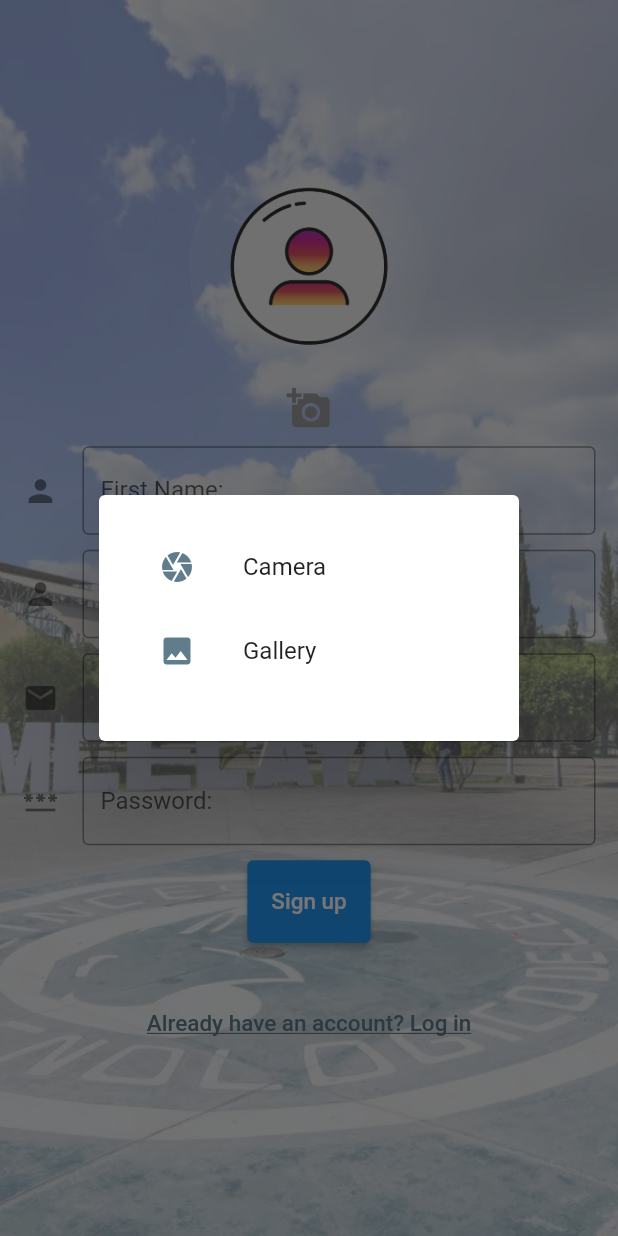
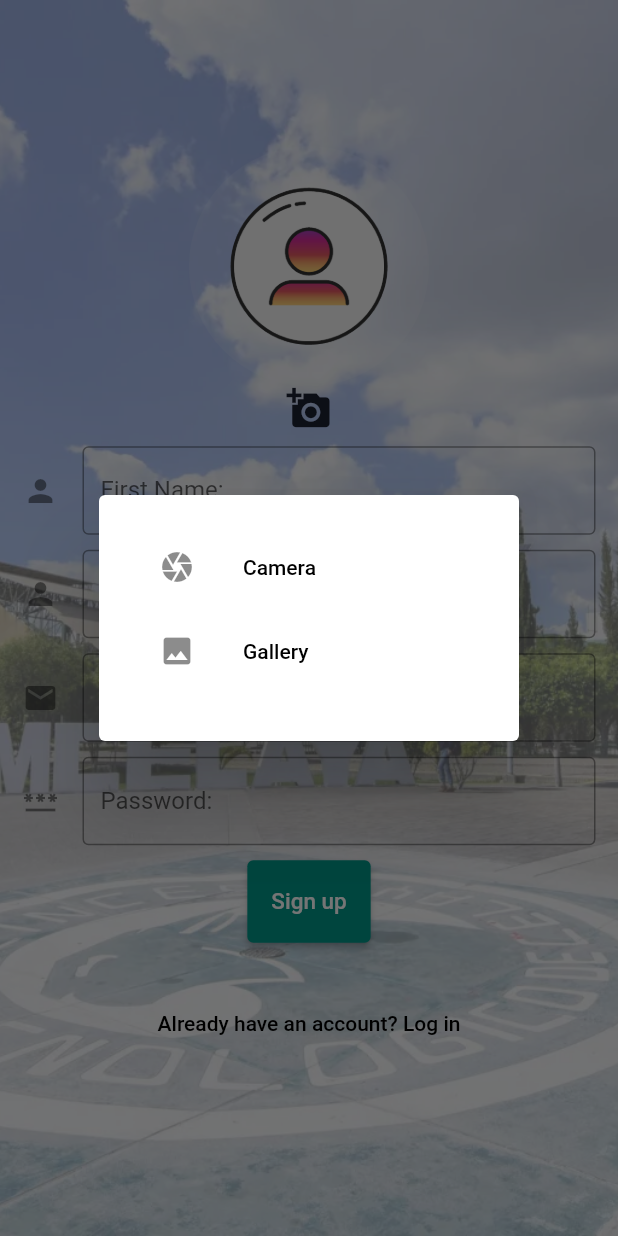
Before and after one commit to noravazquez/pmsn, a Flutter app: the RegisterScreen screen opened by its route, after a tap on the "add a photo" icon, on a phone screen of 412 x 824 dp. Run offline on Flutter 3.47's test engine with Material 2 defaults, Android fonts, the light colour scheme and no system bars; drawn by our look-alikes of social_login_buttons; our stand-ins replace email_validator, google_fonts, group_radio_button, image_picker, liquid_swipe, lottie and 3 more; missing offline and left inert: day_night_switcher; accounts and stored records are empty; network calls fail.

Commit message:
custom theme

```diff
--- a/lib/main.dart
+++ b/lib/main.dart
@@ -40,7 +40,7 @@ class PMSNApp extends StatelessWidget {
     return MaterialApp(
       theme: theme.getThemeData(),
       routes: getApplicationRoutes(),
-      home: OnBoardingScreen(),
+      home: LoginScreen(),
     );
   }
 }
--- a/lib/screens/register_screen.dart
+++ b/lib/screens/register_screen.dart
@@ -84,16 +84,12 @@ class _RegisterScreenState extends State<RegisterScreen> {
           onPressed: () {
             Navigator.pushNamed(context, '/login');
           },
-          child: const Text('Already have an account? Log in',
-              style: TextStyle(
-                  fontSize: 15,
-                  decoration: TextDecoration.underline,
-                  color: Colors.blueGrey))),
+          child: Text('Already have an account? Log in',
+              style: Theme.of(context).textTheme.bodyLarge)),
     );
     final btnRegister = SocialLoginButton(
         buttonType: SocialLoginButtonType.generalLogin,
         text: 'Sign up',
-        backgroundColor: Colors.blue,
         onPressed: () {
           if (_formKey.currentState!.validate()) {
             ScaffoldMessenger.of(context).showSnackBar(
@@ -109,7 +105,6 @@ class _RegisterScreenState extends State<RegisterScreen> {
       },
       child: Icon(
         Icons.add_a_photo,
-        color: Colors.grey,
         size: 30.0,
       ),
     );
@@ -196,9 +191,11 @@ class _RegisterScreenState extends State<RegisterScreen> {
                     },
                     leading: const Icon(
                       Icons.camera,
-                      color: Colors.blueGrey,
                     ),
-                    title: Text('Camera'),
+                    title: Text(
+                      'Camera',
+                      style: Theme.of(context).textTheme.bodyLarge,
+                    ),
                   ),
                   ListTile(
                     onTap: () {
@@ -206,9 +203,9 @@ class _RegisterScreenState extends State<RegisterScreen> {
                     },
                     leading: const Icon(
                       Icons.image,
-                      color: Colors.blueGrey,
                     ),
-                    title: Text('Gallery'),
+                    title: Text('Gallery',
+                        style: Theme.of(context).textTheme.bodyLarge),
                   )
                 ],
               ),
```
Also changed, not shown: lib/screens/dashboard_screen.dart (+17 -6 lines), lib/screens/login_screen.dart (+10 -14 lines), lib/screens/on_boarging_screen.dart (+47 -10 lines), lib/settings/styles_settings.dart (+20 -9 lines).
